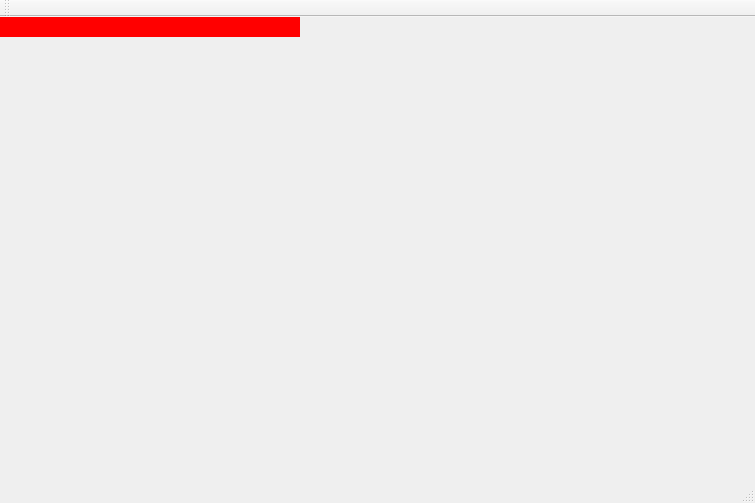
First picture: the form in WaveInterference/mainwindow.ui, repository arokasprz100/Wave-Interference, before the edit.
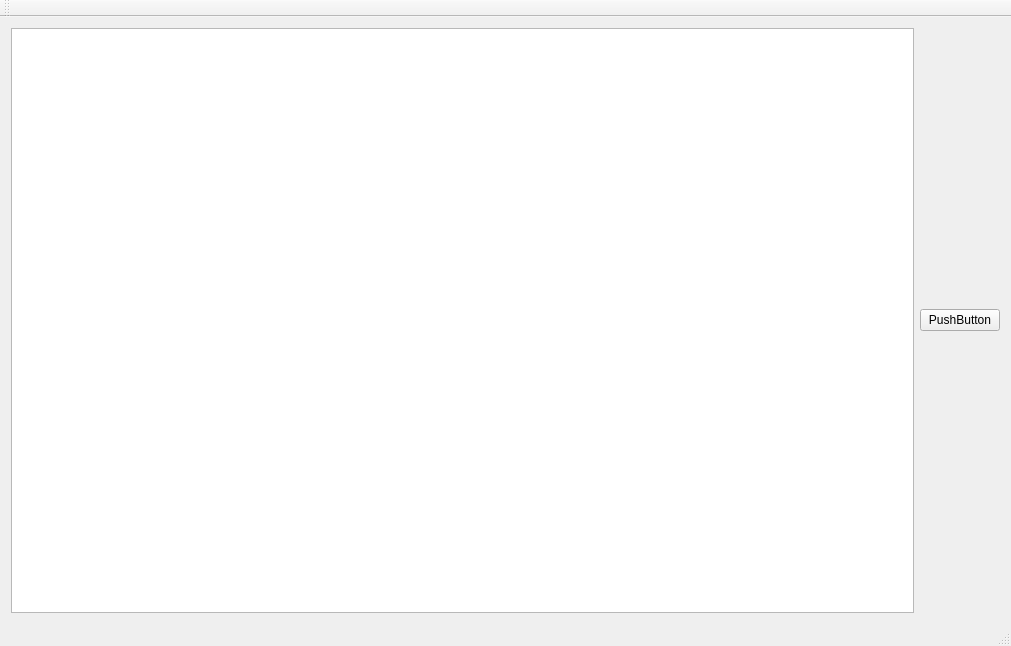
Second picture: the form after the edit.

What changed in the file:
```diff
--- a/WaveInterference/mainwindow.ui
+++ b/WaveInterference/mainwindow.ui
@@ -6,10 +6,16 @@
    <rect>
     <x>0</x>
     <y>0</y>
-    <width>755</width>
-    <height>503</height>
+    <width>1011</width>
+    <height>646</height>
    </rect>
   </property>
+  <property name="sizePolicy">
+   <sizepolicy hsizetype="Preferred" vsizetype="Preferred">
+    <horstretch>4</horstretch>
+    <verstretch>0</verstretch>
+   </sizepolicy>
+  </property>
   <property name="mouseTracking">
    <bool>false</bool>
   </property>
@@ -20,440 +26,29 @@
    <double>2.000000000000000</double>
   </property>
   <widget class="QWidget" name="centralWidget">
-   <widget class="QWidget" name="widget" native="true">
-    <property name="geometry">
-     <rect>
-      <x>0</x>
-      <y>0</y>
-      <width>300</width>
-      <height>20</height>
-     </rect>
-    </property>
-    <property name="sizePolicy">
-     <sizepolicy hsizetype="Expanding" vsizetype="Expanding">
-      <horstretch>1</horstretch>
-      <verstretch>1</verstretch>
-     </sizepolicy>
-    </property>
-    <property name="palette">
-     <palette>
-      <active>
-       <colorrole role="WindowText">
-        <brush brushstyle="SolidPattern">
-         <color alpha="255">
-          <red>0</red>
-          <green>0</green>
-          <blue>0</blue>
-         </color>
-        </brush>
-       </colorrole>
-       <colorrole role="Button">
-        <brush brushstyle="SolidPattern">
-         <color alpha="255">
-          <red>255</red>
-          <green>0</green>
-          <blue>0</blue>
-         </color>
-        </brush>
-       </colorrole>
-       <colorrole role="Light">
-        <brush brushstyle="SolidPattern">
-         <color alpha="255">
-          <red>255</red>
-          <green>127</green>
-          <blue>127</blue>
-         </color>
-        </brush>
-       </colorrole>
-       <colorrole role="Midlight">
-        <brush brushstyle="SolidPattern">
-         <color alpha="255">
-          <red>255</red>
-          <green>63</green>
-          <blue>63</blue>
-         </color>
-        </brush>
-       </colorrole>
-       <colorrole role="Dark">
-        <brush brushstyle="SolidPattern">
-         <color alpha="255">
-          <red>127</red>
-          <green>0</green>
-          <blue>0</blue>
-         </color>
-        </brush>
-       </colorrole>
-       <colorrole role="Mid">
-        <brush brushstyle="SolidPattern">
-         <color alpha="255">
-          <red>170</red>
-          <green>0</green>
-          <blue>0</blue>
-         </color>
-        </brush>
-       </colorrole>
-       <colorrole role="Text">
-        <brush brushstyle="SolidPattern">
-         <color alpha="255">
-          <red>0</red>
-          <green>0</green>
-          <blue>0</blue>
-         </color>
-        </brush>
-       </colorrole>
-       <colorrole role="BrightText">
-        <brush brushstyle="SolidPattern">
-         <color alpha="255">
-          <red>255</red>
-          <green>255</green>
-          <blue>255</blue>
-         </color>
-        </brush>
-       </colorrole>
-       <colorrole role="ButtonText">
-        <brush brushstyle="SolidPattern">
-         <color alpha="255">
-          <red>0</red>
-          <green>0</green>
-          <blue>0</blue>
-         </color>
-        </brush>
-       </colorrole>
-       <colorrole role="Base">
-        <brush brushstyle="SolidPattern">
-         <color alpha="255">
-          <red>255</red>
-          <green>255</green>
-          <blue>255</blue>
-         </color>
-        </brush>
-       </colorrole>
-       <colorrole role="Window">
-        <brush brushstyle="SolidPattern">
-         <color alpha="255">
-          <red>255</red>
-          <green>0</green>
-          <blue>0</blue>
-         </color>
-        </brush>
-       </colorrole>
-       <colorrole role="Shadow">
-        <brush brushstyle="SolidPattern">
-         <color alpha="255">
-          <red>0</red>
-          <green>0</green>
-          <blue>0</blue>
-         </color>
-        </brush>
-       </colorrole>
-       <colorrole role="AlternateBase">
-        <brush brushstyle="SolidPattern">
-         <color alpha="255">
-          <red>255</red>
-          <green>127</green>
-          <blue>127</blue>
-         </color>
-        </brush>
-       </colorrole>
-       <colorrole role="ToolTipBase">
-        <brush brushstyle="SolidPattern">
-         <color alpha="255">
-          <red>255</red>
-          <green>255</green>
-          <blue>220</blue>
-         </color>
-        </brush>
-       </colorrole>
-       <colorrole role="ToolTipText">
-        <brush brushstyle="SolidPattern">
-         <color alpha="255">
-          <red>0</red>
-          <green>0</green>
-          <blue>0</blue>
-         </color>
-        </brush>
-       </colorrole>
-      </active>
-      <inactive>
-       <colorrole role="WindowText">
-        <brush brushstyle="SolidPattern">
-         <color alpha="255">
-          <red>0</red>
-          <green>0</green>
-          <blue>0</blue>
-         </color>
-        </brush>
-       </colorrole>
-       <colorrole role="Button">
-        <brush brushstyle="SolidPattern">
-         <color alpha="255">
-          <red>255</red>
-          <green>0</green>
-          <blue>0</blue>
-         </color>
-        </brush>
-       </colorrole>
-       <colorrole role="Light">
-        <brush brushstyle="SolidPattern">
-         <color alpha="255">
-          <red>255</red>
-          <green>127</green>
-          <blue>127</blue>
-         </color>
-        </brush>
-       </colorrole>
-       <colorrole role="Midlight">
-        <brush brushstyle="SolidPattern">
-         <color alpha="255">
-          <red>255</red>
-          <green>63</green>
-          <blue>63</blue>
-         </color>
-        </brush>
-       </colorrole>
-       <colorrole role="Dark">
-        <brush brushstyle="SolidPattern">
-         <color alpha="255">
-          <red>127</red>
-          <green>0</green>
-          <blue>0</blue>
-         </color>
-        </brush>
-       </colorrole>
-       <colorrole role="Mid">
-        <brush brushstyle="SolidPattern">
-         <color alpha="255">
-          <red>170</red>
-          <green>0</green>
-          <blue>0</blue>
-         </color>
-        </brush>
-       </colorrole>
-       <colorrole role="Text">
-        <brush brushstyle="SolidPattern">
-         <color alpha="255">
-          <red>0</red>
-          <green>0</green>
-          <blue>0</blue>
-         </color>
-        </brush>
-       </colorrole>
-       <colorrole role="BrightText">
-        <brush brushstyle="SolidPattern">
-         <color alpha="255">
-          <red>255</red>
-          <green>255</green>
-          <blue>255</blue>
-         </color>
-        </brush>
-       </colorrole>
-       <colorrole role="ButtonText">
-        <brush brushstyle="SolidPattern">
-         <color alpha="255">
-          <red>0</red>
-          <green>0</green>
-          <blue>0</blue>
-         </color>
-        </brush>
-       </colorrole>
-       <colorrole role="Base">
-        <brush brushstyle="SolidPattern">
-         <color alpha="255">
-          <red>255</red>
-          <green>255</green>
-          <blue>255</blue>
-         </color>
-        </brush>
-       </colorrole>
-       <colorrole role="Window">
-        <brush brushstyle="SolidPattern">
-         <color alpha="255">
-          <red>255</red>
-          <green>0</green>
-          <blue>0</blue>
-         </color>
-        </brush>
-       </colorrole>
-       <colorrole role="Shadow">
-        <brush brushstyle="SolidPattern">
-         <color alpha="255">
-          <red>0</red>
-          <green>0</green>
-          <blue>0</blue>
-         </color>
-        </brush>
-       </colorrole>
-       <colorrole role="AlternateBase">
-        <brush brushstyle="SolidPattern">
-         <color alpha="255">
-          <red>255</red>
-          <green>127</green>
-          <blue>127</blue>
-         </color>
-        </brush>
-       </colorrole>
-       <colorrole role="ToolTipBase">
-        <brush brushstyle="SolidPattern">
-         <color alpha="255">
-          <red>255</red>
-          <green>255</green>
-          <blue>220</blue>
-         </color>
-        </brush>
-       </colorrole>
-       <colorrole role="ToolTipText">
-        <brush brushstyle="SolidPattern">
-         <color alpha="255">
-          <red>0</red>
-          <green>0</green>
-          <blue>0</blue>
-         </color>
-        </brush>
-       </colorrole>
-      </inactive>
-      <disabled>
-       <colorrole role="WindowText">
-        <brush brushstyle="SolidPattern">
-         <color alpha="255">
-          <red>127</red>
-          <green>0</green>
-          <blue>0</blue>
-         </color>
-        </brush>
-       </colorrole>
-       <colorrole role="Button">
-        <brush brushstyle="SolidPattern">
-         <color alpha="255">
-          <red>255</red>
-          <green>0</green>
-          <blue>0</blue>
-         </color>
-        </brush>
-       </colorrole>
-       <colorrole role="Light">
-        <brush brushstyle="SolidPattern">
-         <color alpha="255">
-          <red>255</red>
-          <green>127</green>
-          <blue>127</blue>
-         </color>
-        </brush>
-       </colorrole>
-       <colorrole role="Midlight">
-        <brush brushstyle="SolidPattern">
-         <color alpha="255">
-          <red>255</red>
-          <green>63</green>
-          <blue>63</blue>
-         </color>
-        </brush>
-       </colorrole>
-       <colorrole role="Dark">
-        <brush brushstyle="SolidPattern">
-         <color alpha="255">
-          <red>127</red>
-          <green>0</green>
-          <blue>0</blue>
-         </color>
-        </brush>
-       </colorrole>
-       <colorrole role="Mid">
-        <brush brushstyle="SolidPattern">
-         <color alpha="255">
-          <red>170</red>
-          <green>0</green>
-          <blue>0</blue>
-         </color>
-        </brush>
-       </colorrole>
-       <colorrole role="Text">
-        <brush brushstyle="SolidPattern">
-         <color alpha="255">
-          <red>127</red>
-          <green>0</green>
-          <blue>0</blue>
-         </color>
-        </brush>
-       </colorrole>
-       <colorrole role="BrightText">
-        <brush brushstyle="SolidPattern">
-         <color alpha="255">
-          <red>255</red>
-          <green>255</green>
-          <blue>255</blue>
-         </color>
-        </brush>
-       </colorrole>
-       <colorrole role="ButtonText">
-        <brush brushstyle="SolidPattern">
-         <color alpha="255">
-          <red>127</red>
-          <green>0</green>
-          <blue>0</blue>
-         </color>
-        </brush>
-       </colorrole>
-       <colorrole role="Base">
-        <brush brushstyle="SolidPattern">
-         <color alpha="255">
-          <red>255</red>
-          <green>0</green>
-          <blue>0</blue>
-         </color>
-        </brush>
-       </colorrole>
-       <colorrole role="Window">
-        <brush brushstyle="SolidPattern">
-         <color alpha="255">
-          <red>255</red>
-          <green>0</green>
-          <blue>0</blue>
-         </color>
-        </brush>
-       </colorrole>
-       <colorrole role="Shadow">
-        <brush brushstyle="SolidPattern">
-         <color alpha="255">
-          <red>0</red>
-          <green>0</green>
-          <blue>0</blue>
-         </color>
-        </brush>
-       </colorrole>
-       <colorrole role="AlternateBase">
-        <brush brushstyle="SolidPattern">
-         <color alpha="255">
-          <red>255</red>
-          <green>0</green>
-          <blue>0</blue>
-         </color>
-        </brush>
-       </colorrole>
-       <colorrole role="ToolTipBase">
-        <brush brushstyle="SolidPattern">
-         <color alpha="255">
-          <red>255</red>
-          <green>255</green>
-          <blue>220</blue>
-         </color>
-        </brush>
-       </colorrole>
-       <colorrole role="ToolTipText">
-        <brush brushstyle="SolidPattern">
-         <color alpha="255">
-          <red>0</red>
-          <green>0</green>
-          <blue>0</blue>
-         </color>
-        </brush>
-       </colorrole>
-      </disabled>
-     </palette>
-    </property>
-    <property name="autoFillBackground">
-     <bool>true</bool>
-    </property>
-   </widget>
+   <layout class="QGridLayout" name="gridLayout">
+    <item row="1" column="0">
+     <layout class="QHBoxLayout" name="horizontalLayout_2">
+      <item>
+       <widget class="QGraphicsView" name="graphicsView"/>
+      </item>
+      <item>
+       <layout class="QVBoxLayout" name="verticalLayout" stretch="0">
+        <property name="leftMargin">
+         <number>0</number>
+        </property>
+        <item>
+         <widget class="QPushButton" name="pushButton">
+          <property name="text">
+           <string>PushButton</string>
+          </property>
+         </widget>
+        </item>
+       </layout>
+      </item>
+     </layout>
+    </item>
+   </layout>
   </widget>
   <widget class="QMenuBar" name="menuBar">
    <property name="geometry">
```
Left out of the diff: 2 changed lines with no effect on the pictures.
